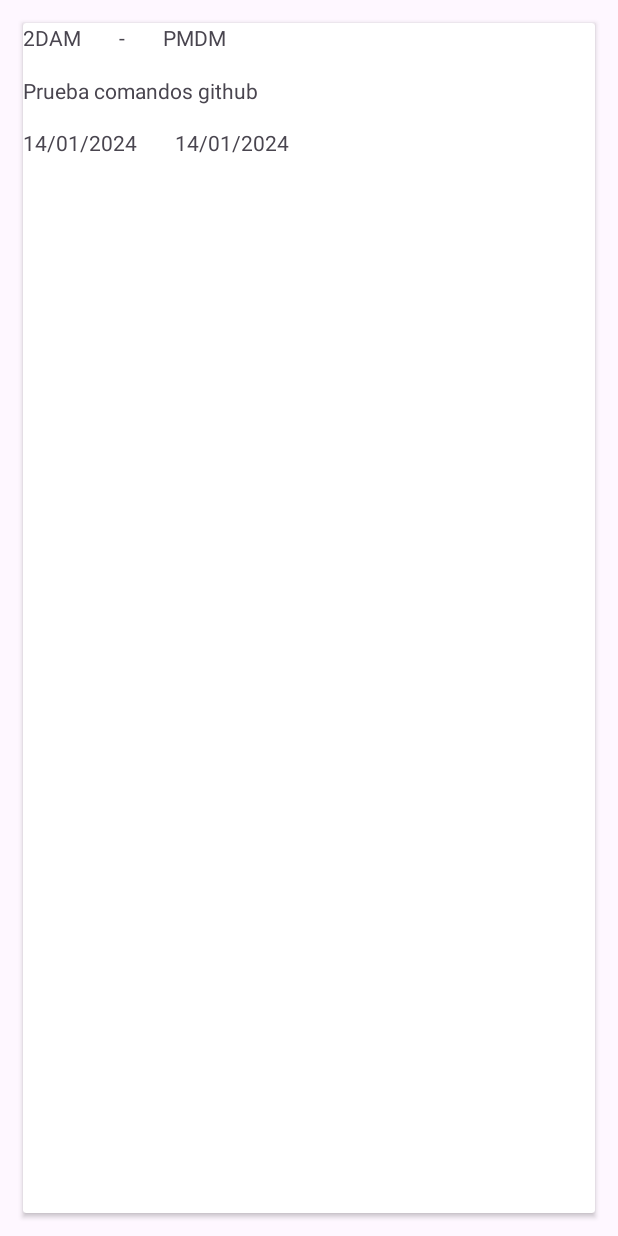
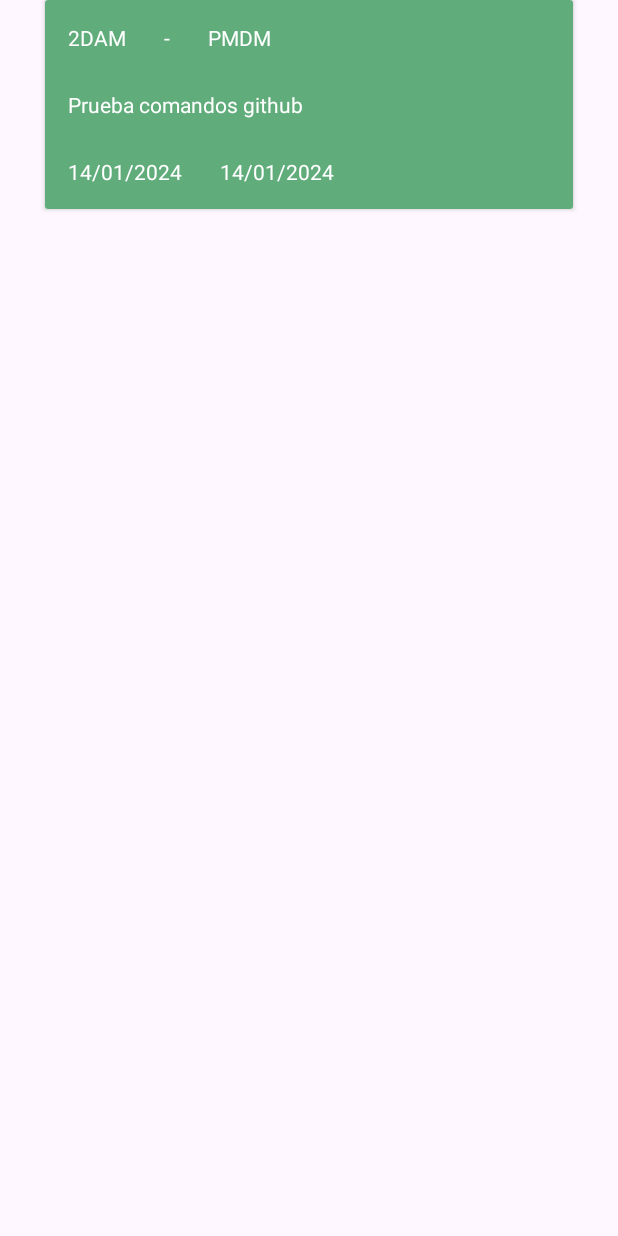
Before and after one commit to 9150FJ/Plans_App, an Android app: the layout consultar_tareas.xml on its own in the app's theme, with its tools: preview values and no code run, on a phone screen of 412 x 824 dp. Run offline under Robolectric (Android 15) with nearby library versions, the phone set to English and light mode, and no system bars.

Commit message:
Añadido comprobacion fechas, recyclerview, y colores en dependiendo de la fecha

```diff
--- a/app/src/main/res/layout/consultar_tareas.xml
+++ b/app/src/main/res/layout/consultar_tareas.xml
@@ -1,29 +1,45 @@
 <?xml version="1.0" encoding="utf-8"?>
 <androidx.cardview.widget.CardView xmlns:android="http://schemas.android.com/apk/res/android"
     android:layout_width="match_parent"
-    android:layout_margin="15dp"
+    android:layout_marginLeft="30dp"
+    android:layout_marginBottom="30dp"
+    android:layout_marginRight="30dp"
     android:id="@+id/cardViewGeneral"
-    android:layout_height="match_parent">
-
-
+    android:layout_height="wrap_content">
 
     <LinearLayout
+
+        android:id="@+id/linearGeneral"
+        android:background="@color/green"
+        android:orientation="vertical"
+        android:layout_width="match_parent"
+        android:layout_height="wrap_content">
+
+    <LinearLayout
+        android:paddingLeft="15dp"
+
         android:layout_width="match_parent"
         android:layout_height="wrap_content">
 
         <TextView
+            android:paddingTop="15dp"
+            android:textColor="@color/white"
             android:id="@+id/consultarTareasFragmentGrupo"
             android:layout_width="wrap_content"
             android:layout_height="wrap_content"
             android:text="2DAM"/>
 
         <TextView
+
+            android:textColor="@color/white"
             android:layout_marginLeft="25dp"
             android:layout_width="wrap_content"
             android:layout_height="wrap_content"
             android:text="-"/>
 
         <TextView
+            android:textColor="@color/white"
+
             android:id="@+id/consultarTareasFragmentModulo"
             android:layout_marginLeft="25dp"
             android:layout_width="wrap_content"
@@ -35,13 +51,17 @@
 
 
     <LinearLayout
+        android:paddingLeft="15dp"
+
+        android:layout_marginTop="25dp"
+
         android:layout_width="match_parent"
         android:layout_height="wrap_content">
 
         <TextView
             android:id="@+id/consultarTareasFragmentTitulo"
+            android:textColor="@color/white"
 
-            android:layout_marginTop="35dp"
             android:layout_width="wrap_content"
             android:layout_height="wrap_content"
             android:text="Prueba comandos github"/>
@@ -49,20 +69,27 @@
     </LinearLayout>
 
     <LinearLayout
+        android:paddingLeft="15dp"
+
         android:layout_width="match_parent"
+        android:layout_marginTop="25dp"
+
         android:layout_height="wrap_content">
 
         <TextView
             android:id="@+id/consultarTareasFragmentFechaInicio"
+            android:textColor="@color/white"
 
-            android:layout_marginTop="70dp"
             android:layout_width="wrap_content"
             android:layout_height="wrap_content"
-            android:text="14/01/2024"/>
+            android:text="14/01/2024"
+            android:paddingBottom="15dp"
+            />
         <TextView
+            android:textColor="@color/white"
+
             android:id="@+id/consultarTareasFragmentFechaFin"
             android:layout_marginLeft="25dp"
-            android:layout_marginTop="70dp"
             android:layout_width="wrap_content"
             android:layout_height="wrap_content"
             android:text="14/01/2024"/>
@@ -71,7 +98,7 @@
 
 
 
-
+    </LinearLayout>
 
 
 
--- a/app/src/main/res/layout/fragment_consultar_practicas.xml
+++ b/app/src/main/res/layout/fragment_consultar_practicas.xml
@@ -10,6 +10,7 @@
 
 
     <androidx.recyclerview.widget.RecyclerView
+        android:layout_marginTop="60dp"
         android:layout_width="match_parent"
         android:layout_height="match_parent"
         android:id="@+id/recyclerView"
--- a/app/src/main/res/values/colors.xml
+++ b/app/src/main/res/values/colors.xml
@@ -2,4 +2,8 @@
 <resources>
     <color name="black">#FF000000</color>
     <color name="white">#FFFFFFFF</color>
+    <color name="green">#60AD7B</color>
+    <color name="red">#BD1515</color>
+    <color name="orange">#FF823A</color>
+
 </resources>
```
Also changed, not shown: app/src/main/java/com/cifpceuta/plans_app/AdapterConsultarPracticas.java (+23 -0 lines), app/src/main/java/com/cifpceuta/plans_app/ConsultarPracticasFragment.java (+29 -15 lines), app/src/main/java/com/cifpceuta/plans_app/PlanificarPracticaFragment.java (+69 -4 lines), app/src/main/java/com/cifpceuta/plans_app/SesionIniciada.java (+5 -5 lines), app/src/main/res/drawable/bombilla.jpg (deleted).
